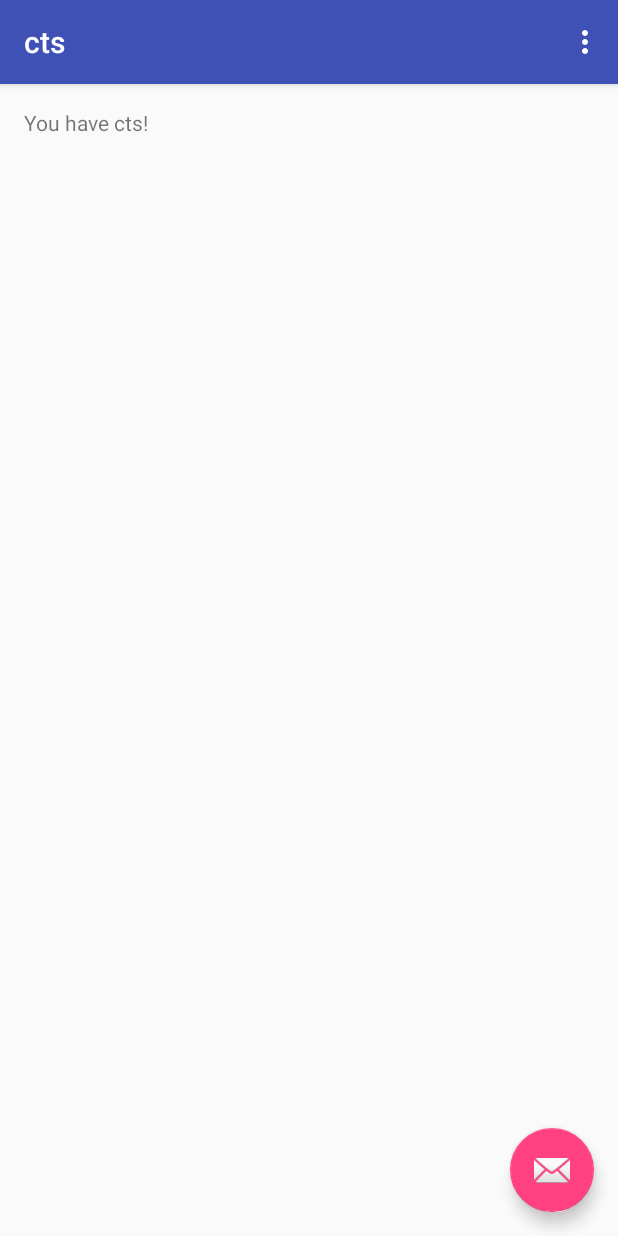
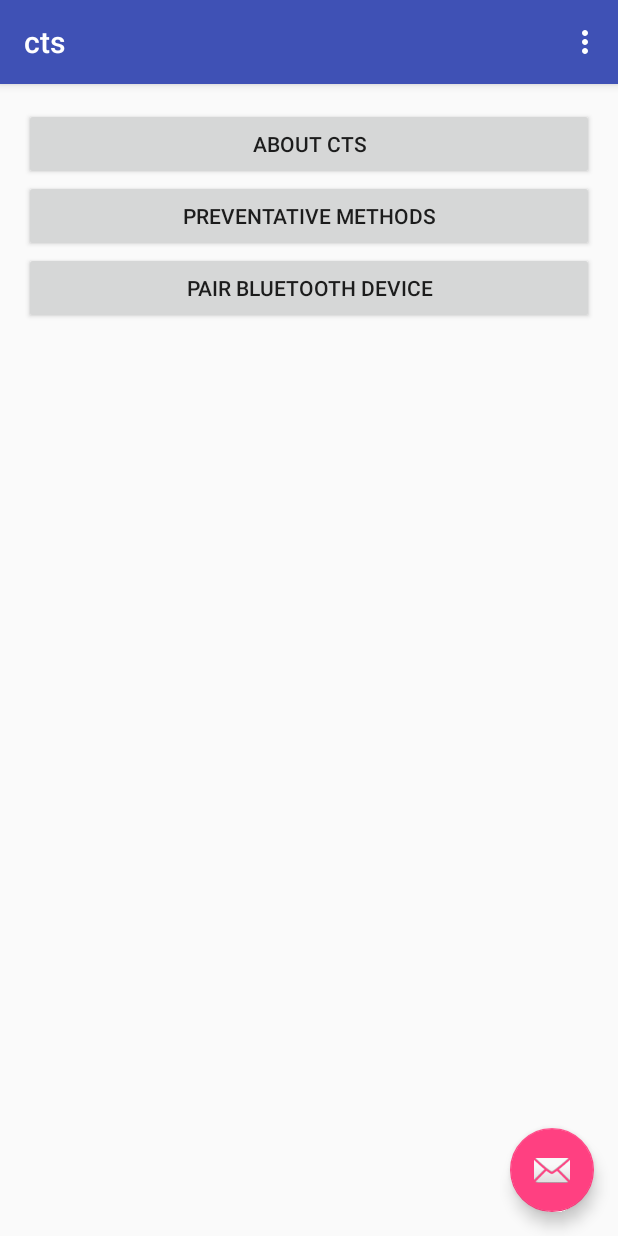
Before and after one commit to DrewBarrett/cts, an Android app: the screen it shows after launch (MainActivity), on a phone screen of 412 x 824 dp. Run offline under Robolectric (Android 15) with nearby library versions, the phone set to English and light mode, and no system bars.

Commit message:
added buttons

```diff
--- a/app/src/main/AndroidManifest.xml
+++ b/app/src/main/AndroidManifest.xml
@@ -18,6 +18,7 @@
                 <category android:name="android.intent.category.LAUNCHER" />
             </intent-filter>
         </activity>
+        <activity android:name=".AboutActivity"></activity>
     </application>
 
 </manifest>
--- a/app/src/main/java/com/scamtunnel/cts/MainActivity.java
+++ b/app/src/main/java/com/scamtunnel/cts/MainActivity.java
@@ -18,14 +18,14 @@ public class MainActivity extends AppCompatActivity {
         Toolbar toolbar = (Toolbar) findViewById(R.id.toolbar);
         setSupportActionBar(toolbar);
 
-        FloatingActionButton fab = (FloatingActionButton) findViewById(R.id.fab);
+        /*FloatingActionButton fab = (FloatingActionButton) findViewById(R.id.fab);
         fab.setOnClickListener(new View.OnClickListener() {
             @Override
             public void onClick(View view) {
                 Snackbar.make(view, "Replace with your own action", Snackbar.LENGTH_LONG)
                         .setAction("Action", null).show();
             }
-        });
+        });*/
     }
 
     @Override
--- a/app/src/main/res/layout/content_main.xml
+++ b/app/src/main/res/layout/content_main.xml
@@ -12,8 +12,30 @@
     tools:context="com.scamtunnel.cts.MainActivity"
     tools:showIn="@layout/activity_main">
 
-    <TextView
+    <Button
         android:layout_width="wrap_content"
         android:layout_height="wrap_content"
-        android:text="You have cts!" />
+        android:text="About CTS"
+        android:id="@+id/button"
+        android:layout_alignParentTop="true"
+        android:layout_alignParentStart="true"
+        android:layout_alignParentEnd="true" />
+
+    <Button
+        android:layout_width="wrap_content"
+        android:layout_height="wrap_content"
+        android:text="Preventative methods"
+        android:id="@+id/button2"
+        android:layout_below="@+id/button"
+        android:layout_alignParentStart="true"
+        android:layout_alignParentEnd="true" />
+
+    <Button
+        android:layout_width="wrap_content"
+        android:layout_height="wrap_content"
+        android:text="Pair Bluetooth Device"
+        android:id="@+id/button3"
+        android:layout_below="@+id/button2"
+        android:layout_alignParentStart="true"
+        android:layout_alignEnd="@+id/button2" />
 </RelativeLayout>
```
Also changed, not shown: app/src/main/java/com/scamtunnel/cts/AboutActivity.java (added, +13 -0 lines), app/src/main/res/layout/activity_about.xml (added, +12 -0 lines).
